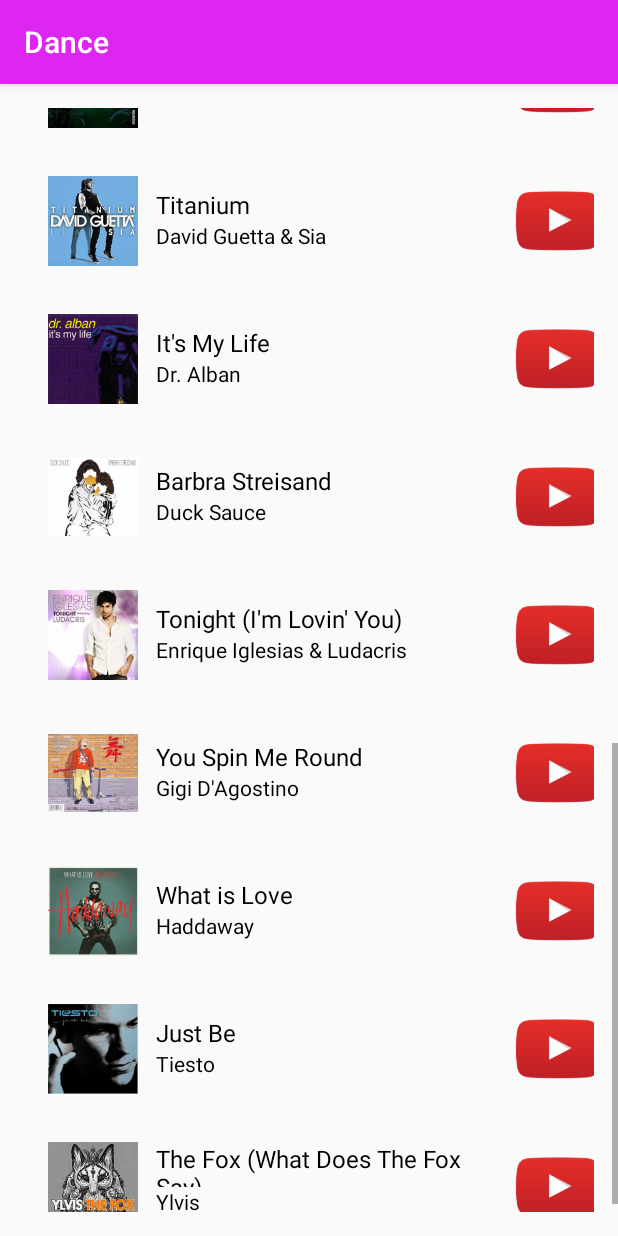
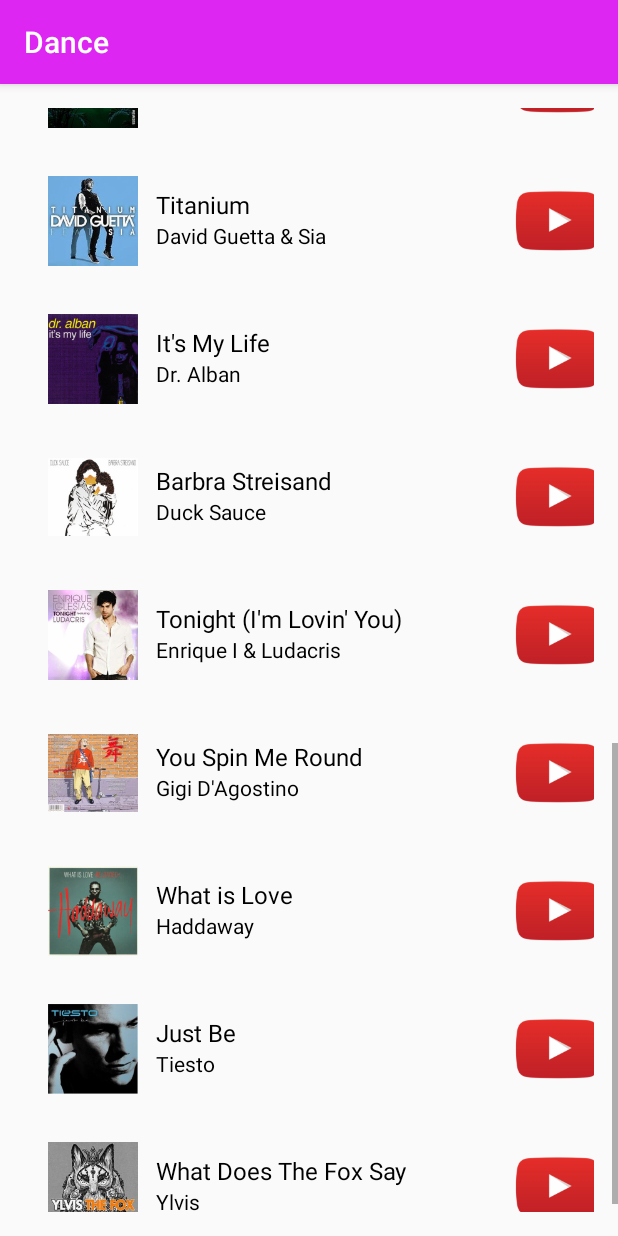
Before and after one commit to hamiltonfvi/Jams, an Android app: the DanceActivity screen opened directly, with no data from a screen before it, scrolled down 1074 dp, on a phone screen of 412 x 824 dp. Run offline under Robolectric (Android 15) with nearby library versions, the phone set to English and light mode, and no system bars.

Commit message:
Update DanceActivity.java

```diff
--- a/app/src/main/java/com/example/hamilton/jams/DanceActivity.java
+++ b/app/src/main/java/com/example/hamilton/jams/DanceActivity.java
@@ -25,30 +25,30 @@
         songs.add(new Song("World, Hold On", "Bob Sinclar", R.drawable.dance05, R.raw.dance05));
         songs.add(new Song("Summer", "Calvin Harris", R.drawable.dance06, R.raw.dance06));
         songs.add(new Song("How Deep Is Your Love", "Calvin Harris & Disciples", R.drawable.dance07, R.raw.dance07));
-        songs.add(new Song("Blame", "Calvin Harris & John Newman", R.drawable.dance08, R.raw.dance08));
+        songs.add(new Song("Blame", "Calvin H & John Newman", R.drawable.dance08, R.raw.dance08));
         songs.add(new Song("One Love", "David Guetta & Estelle", R.drawable.dance09, R.raw.dance09));
-        songs.add(new Song("Hey Mama", "David Guetta, Nicki M & Afrojack", R.drawable.dance10, R.raw.dance10));
+        songs.add(new Song("Hey Mama", "David Guetta & Nicki M", R.drawable.dance10, R.raw.dance10));
         songs.add(new Song("Flames", "David Guetta & Sia", R.drawable.dance11, R.raw.dance11));
         songs.add(new Song("Titanium", "David Guetta & Sia", R.drawable.dance12, R.raw.dance12));
         songs.add(new Song("It's My Life", "Dr. Alban", R.drawable.dance13, R.raw.dance13));
         songs.add(new Song("Barbra Streisand", "Duck Sauce", R.drawable.dance14, R.raw.dance14));
-        songs.add(new Song("Tonight (I'm Lovin' You)", "Enrique Iglesias & Ludacris", R.drawable.dance15, R.raw.dance15));
+        songs.add(new Song("Tonight (I'm Lovin' You)", "Enrique I & Ludacris", R.drawable.dance15, R.raw.dance15));
         songs.add(new Song("You Spin Me Round", "Gigi D'Agostino", R.drawable.dance16, R.raw.dance16));
         songs.add(new Song("What is Love", "Haddaway", R.drawable.dance17, R.raw.dance17));
         songs.add(new Song("Just Be", "Tiesto", R.drawable.dance18, R.raw.dance18));
-        songs.add(new Song("The Fox (What Does The Fox Say)", "Ylvis", R.drawable.dance19, R.raw.dance19));
+        songs.add(new Song("What Does The Fox Say", "Ylvis", R.drawable.dance19, R.raw.dance19));
 
-        // Create an {@link WordAdapter}, whose data source is a list of {@link Word}s. The
+        // Create an {@link SongAdapter}, whose data source is a list of {@link Song}s. The
         // adapter knows how to create list items for each item in the list.
         SongAdapter adapter = new SongAdapter(this, songs);
 
         // Find the {@link ListView} object in the view hierarchy of the {@link Activity}.
         // There should be a {@link ListView} with the view ID called list, which is declared in the
-        // word_list.xml layout file
+        // song_list.xml layout file
         ListView listView = findViewById(R.id.list);
 
-        // Make the {@link ListView} use the {@link WordAdapter} we created above, so that the
-        // {@link ListView} will display list items for each {@link Word} in the list.
+        // Make the {@link ListView} use the {@link SongAdapter} we created above, so that the
+        // {@link ListView} will display list items for each {@link Song} in the list.
         listView.setAdapter(adapter);
     }
 }
```
